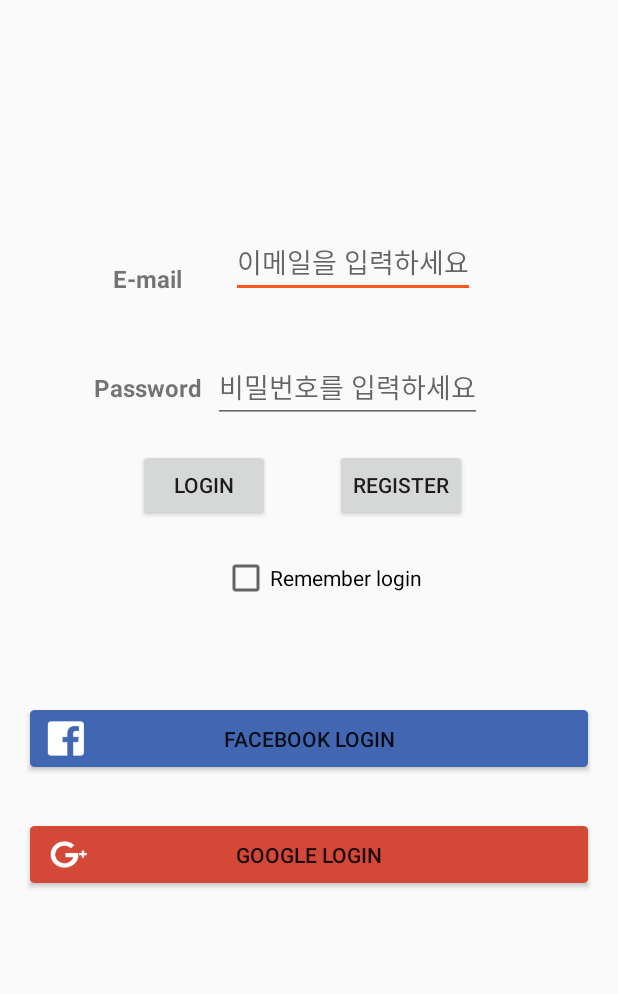
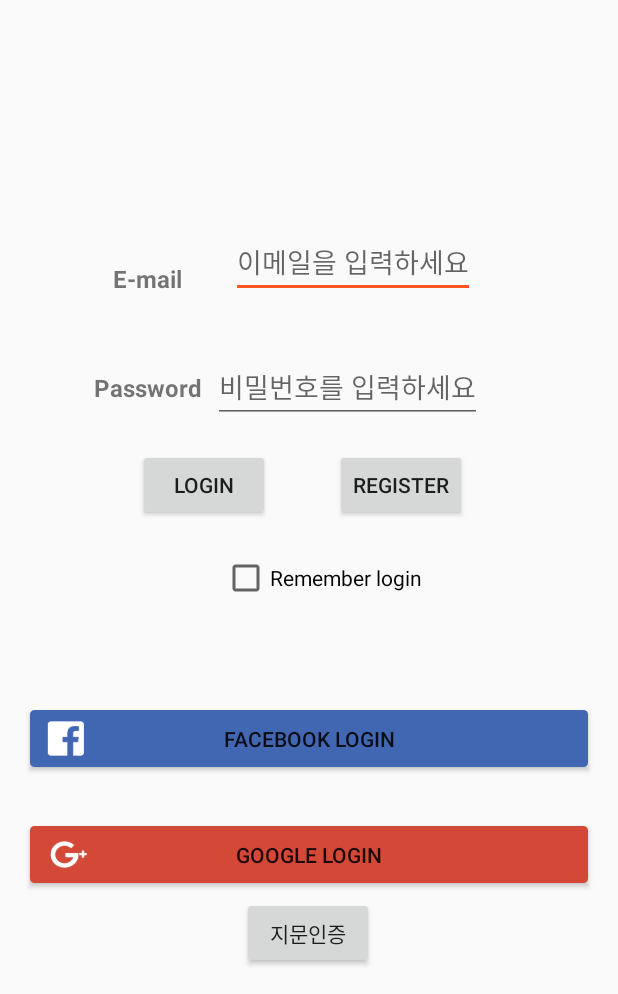
Before and after one commit to Leekyoeun/LifeCurveITShow, an Android app: the screen it shows after launch (MainActivity before the commit, LoginActivity after it), on a phone screen of 412 x 824 dp, the part 242-1236 px from its top. Run offline under Robolectric (Android 15) with nearby library versions, the phone set to English and light mode, and no system bars; libraries missing offline, so code that uses them is left out: me.aflak.libraries.

Commit message:
20200519

```diff
--- a/app/build.gradle
+++ b/app/build.gradle
@@ -61,4 +61,6 @@
     implementation 'com.github.PhilJay:MpAndroidChart:v3.0.2'
     //noinspection GradleCompatible
     implementation 'com.android.support:design:28.0.0'
+    implementation 'com.google.firebase:firebase-messaging:20.1.7'
+    implementation 'me.aflak.libraries:fingerprintdialog:2.4.2'
 }
--- a/app/src/main/AndroidManifest.xml
+++ b/app/src/main/AndroidManifest.xml
@@ -8,6 +8,7 @@
     <uses-permission android:name="android.permission.READ_PHONE_STATE" />
     <uses-permission android:name="android.permission.ACCESS_COARSE_LOCATION" /> <!-- 인터넷 권한 -->
     <uses-permission android:name="android.permission.INTERNET" />
+    <uses-permission android:name="android.permission.USE_FINGERPRINT" />
 
     <application
         android:allowBackup="true"
--- a/app/src/main/java/com/emirim/lifecurveitshow/Kotlin/MainActivity.kt
+++ b/app/src/main/java/com/emirim/lifecurveitshow/Kotlin/MainActivity.kt
@@ -16,10 +16,9 @@
     private val TAG = "PermissionDemo"
     override fun onCreate(savedInstanceState: Bundle?) {
         super.onCreate(savedInstanceState)
-        setContentView(R.layout.activity_login)
+        setContentView(R.layout.activity_main)
 
         setupPermissions()
-
     }
 
     private fun setupPermissions() {
--- a/app/src/main/java/com/emirim/lifecurveitshow/Kotlin/SplashActivity.kt
+++ b/app/src/main/java/com/emirim/lifecurveitshow/Kotlin/SplashActivity.kt
@@ -16,7 +16,7 @@
 
         Handler().postDelayed({
             //어떤 액티비티로 넘어 갈지 설정 - 당연히 메인액티비로 넘어 가면 된다.
-            startActivity(Intent(this, MainActivity::class.java))
+            startActivity(Intent(this, LoginActivity::class.java))
             finish()
         }, SPLASH_TIME_OUT)
     }
--- a/app/src/main/res/layout/activity_login.xml
+++ b/app/src/main/res/layout/activity_login.xml
@@ -151,4 +151,20 @@
         app:layout_constraintTop_toBottomOf="@+id/LoginButton"
         tools:ignore="MissingConstraints" />
 
+    <Button
+        android:id="@+id/button"
+        android:layout_width="wrap_content"
+        android:layout_height="wrap_content"
+        android:layout_marginStart="8dp"
+        android:layout_marginTop="8dp"
+        android:layout_marginEnd="8dp"
+        android:layout_marginBottom="8dp"
+        android:text="지문인증"
+        app:layout_constraintBottom_toBottomOf="parent"
+        app:layout_constraintEnd_toEndOf="parent"
+        app:layout_constraintHorizontal_bias="0.498"
+        app:layout_constraintStart_toStartOf="parent"
+        app:layout_constraintTop_toTopOf="parent"
+        app:layout_constraintVertical_bias="0.989" />
+
 </androidx.constraintlayout.widget.ConstraintLayout>
```
Also changed, not shown: app/src/main/java/com/emirim/lifecurveitshow/Kotlin/LoginActivity.kt (+17 -0 lines), app/src/main/java/com/emirim/lifecurveitshow/MyFirebaseMessagingService.kt (added, +57 -0 lines), app/src/main/res/layout/activity_main.xml (added, +29 -0 lines).
